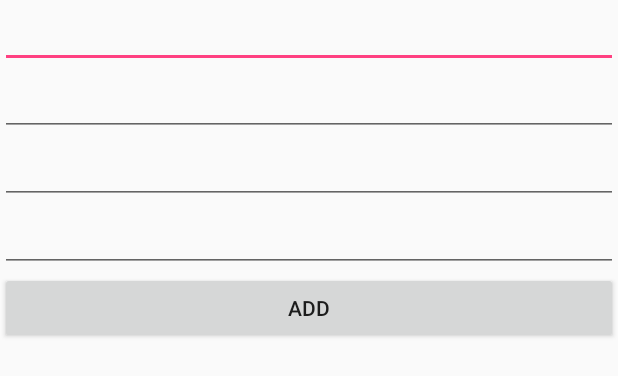
After one commit to zzpudding/Safood, an Android app: the layout activity_add_recipe.xml on its own in the app's theme, with its tools: preview values and no code run, on a phone screen of 412 x 824 dp. The commit adds this screen. Shown: the top 376 px of the screen. Run offline under Robolectric (Android 15) with nearby library versions, the phone set to English and light mode, and no system bars.

Commit message:
ADD: activities: -AddRecipeActivity -HomeActivity
class:
-Recipe

```diff
--- a/app/build.gradle
+++ b/app/build.gradle
@@ -27,6 +27,8 @@ dependencies {
     androidTestImplementation 'com.android.support.test.espresso:espresso-core:3.0.2'
     implementation 'com.google.firebase:firebase-core:16.0.1'
     implementation 'com.google.firebase:firebase-auth:16.0.1'
+    implementation 'com.google.firebase:firebase-database:16.0.1'
+
 }
 
 apply plugin: 'com.google.gms.google-services'
--- a/app/src/main/AndroidManifest.xml
+++ b/app/src/main/AndroidManifest.xml
@@ -40,6 +40,10 @@
         </activity>
         <activity android:name=".ProfileActivity">
         </activity>
+        <activity android:name=".AddRecipeActivity">
+        </activity>
+        <activity android:name=".HomeActivity">
+        </activity>
     </application>
 
 </manifest>
--- a/app/src/main/java/com/example/zhangyujia/asd/SignInActivity.java
+++ b/app/src/main/java/com/example/zhangyujia/asd/SignInActivity.java
@@ -1,5 +1,7 @@
 package com.example.zhangyujia.asd;
 
+import android.app.Activity;
+import android.content.Intent;
 import android.os.Bundle;
 import android.support.annotation.NonNull;
 import android.support.v7.app.AppCompatActivity;
@@ -42,6 +44,9 @@ public class SignInActivity extends AppCompatActivity {
 
                             username.setText("");
                             password.setText("");
+
+                            Intent intent=new Intent(SignInActivity.this, HomeActivity.class);
+                            startActivity(intent);
                         } else {
                             Toast.makeText(SignInActivity.this, task.getException().getMessage(), Toast.LENGTH_LONG).show();
                         }
--- /dev/null
+++ b/app/src/main/res/layout/activity_add_recipe.xml
@@ -0,0 +1,43 @@
+<?xml version="1.0" encoding="utf-8"?>
+<android.support.constraint.ConstraintLayout
+        xmlns:android="http://schemas.android.com/apk/res/android"
+        xmlns:tools="http://schemas.android.com/tools"
+        xmlns:app="http://schemas.android.com/apk/res-auto"
+        android:layout_width="match_parent"
+        android:layout_height="match_parent"
+        tools:context=".AddRecipeActivity">
+
+    <LinearLayout
+            android:orientation="vertical"
+            android:layout_width="match_parent"
+            android:layout_height="match_parent">
+        <EditText
+                android:layout_width="match_parent"
+                android:layout_height="wrap_content"
+                android:ems="10"
+                tools:layout_editor_absoluteY="0dp" tools:layout_editor_absoluteX="0dp" android:id="@+id/etRecipeName"/>
+        <EditText
+                android:layout_width="match_parent"
+                android:layout_height="wrap_content"
+                android:ems="10"
+                tools:layout_editor_absoluteY="1dp" tools:layout_editor_absoluteX="0dp"
+                android:id="@+id/etIngredient1"/>
+        <EditText
+                android:layout_width="match_parent"
+                android:layout_height="wrap_content"
+                android:ems="10"
+                tools:layout_editor_absoluteY="1dp" tools:layout_editor_absoluteX="0dp"
+                android:id="@+id/etIngredient2"/>
+        <EditText
+                android:layout_width="match_parent"
+                android:layout_height="wrap_content"
+                android:ems="10"
+                tools:layout_editor_absoluteY="1dp" tools:layout_editor_absoluteX="0dp"
+                android:id="@+id/etIngredient3"/>
+        <Button
+                android:text="ADD"
+                android:layout_width="match_parent"
+                android:layout_height="wrap_content" tools:layout_editor_absoluteY="288dp"
+                tools:layout_editor_absoluteX="16dp" android:id="@+id/btnAddRecipe"/>
+    </LinearLayout>
+</android.support.constraint.ConstraintLayout>
```
Also changed, not shown: app/src/main/java/com/example/zhangyujia/asd/AddRecipeActivity.java (added, +63 -0 lines), app/src/main/java/com/example/zhangyujia/asd/HomeActivity.java (added, +29 -0 lines), app/src/main/java/com/example/zhangyujia/asd/Recipe.java (added, +44 -0 lines), app/src/main/res/layout/activity_home.xml (added, +15 -0 lines).
